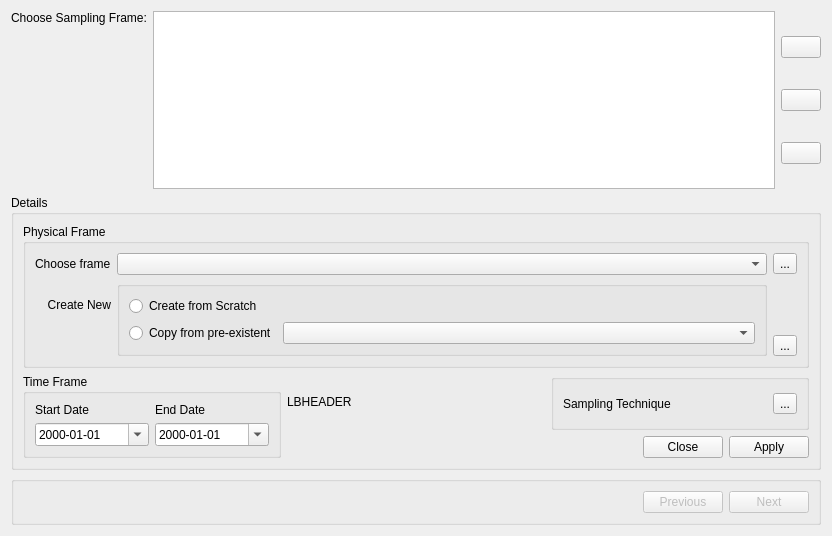
Qt form app_solution/app_new/frmframe.ui (doublebyte1/faocas_qc) before a commit.
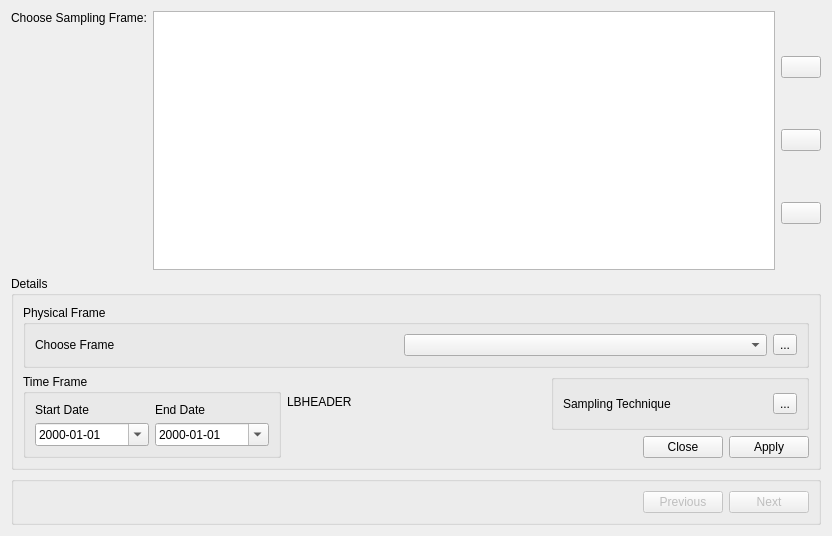
The same form after that commit. Icons and pictures are not drawn.

Commit message: - Refactored of frmframe, to show *only* one combo box for selecting the frame; - frframedetails allows to view/edit or create new frames; - all code was simplified after these changes, and some bugs were removed;

Patch:
```diff
--- a/app_solution/app_new/frmframe.ui
+++ b/app_solution/app_new/frmframe.ui
@@ -202,18 +202,18 @@
         <property name="title">
          <string>Physical Frame</string>
         </property>
-        <layout class="QGridLayout" name="gridLayout_2">
-         <item row="0" column="0">
-          <widget class="QLabel" name="label_4">
+        <layout class="QHBoxLayout" name="horizontalLayout_4">
+         <item>
+          <widget class="QLabel" name="label_3">
            <property name="text">
-            <string>Choose frame</string>
+            <string>Choose Frame</string>
            </property>
            <property name="buddy">
             <cstring>cmbPrexistent</cstring>
            </property>
           </widget>
          </item>
-         <item row="0" column="1">
+         <item>
           <widget class="QComboBox" name="cmbPrexistent">
            <property name="focusPolicy">
             <enum>Qt::StrongFocus</enum>
@@ -223,88 +223,7 @@
            </property>
           </widget>
          </item>
-         <item row="0" column="2">
-          <widget class="QToolButton" name="toolView">
-           <property name="focusPolicy">
-            <enum>Qt::StrongFocus</enum>
-           </property>
-           <property name="toolTip">
-            <string>View Frame</string>
-           </property>
-           <property name="statusTip">
-            <string>View Frame</string>
-           </property>
-           <property name="whatsThis">
-            <string>Allows viewing this frame</string>
-           </property>
-           <property name="text">
-            <string>...</string>
-           </property>
-          </widget>
-         </item>
-         <item row="1" column="0">
-          <widget class="QLabel" name="label_3">
-           <property name="text">
-            <string>Create New</string>
-           </property>
-           <property name="alignment">
-            <set>Qt::AlignRight|Qt::AlignTrailing|Qt::AlignVCenter</set>
-           </property>
-          </widget>
-         </item>
-         <item row="1" column="1" rowspan="2">
-          <widget class="QGroupBox" name="groupNew">
-           <property name="toolTip">
-            <string>Input new frame to be created;</string>
-           </property>
-           <property name="statusTip">
-            <string>Input new frame to be created;</string>
-           </property>
-           <property name="whatsThis">
-            <string>Input new frame to be created;</string>
-           </property>
-           <property name="title">
-            <string/>
-           </property>
-           <layout class="QGridLayout" name="gridLayout">
-            <item row="0" column="0">
-             <widget class="QRadioButton" name="radioCreate">
-              <property name="text">
-               <string>Create from Scratch</string>
-              </property>
-             </widget>
-            </item>
-            <item row="0" column="1">
-             <spacer name="horizontalSpacer_2">
-              <property name="orientation">
-               <enum>Qt::Horizontal</enum>
-              </property>
-              <property name="sizeHint" stdset="0">
-               <size>
-                <width>200</width>
-                <height>20</height>
-               </size>
-              </property>
-             </spacer>
-            </item>
-            <item row="1" column="0">
-             <widget class="QRadioButton" name="radioCopy">
-              <property name="text">
-               <string>Copy from pre-existent</string>
-              </property>
-             </widget>
-            </item>
-            <item row="1" column="1">
-             <widget class="QComboBox" name="cmbCopy">
-              <property name="focusPolicy">
-               <enum>Qt::StrongFocus</enum>
-              </property>
-             </widget>
-            </item>
-           </layout>
-          </widget>
-         </item>
-         <item row="2" column="2">
+         <item>
           <widget class="QToolButton" name="toolEdit">
            <property name="focusPolicy">
             <enum>Qt::StrongFocus</enum>
```
Left out of the diff: 40 changed lines with no effect on the pictures. The commit also changes 10 other files.
